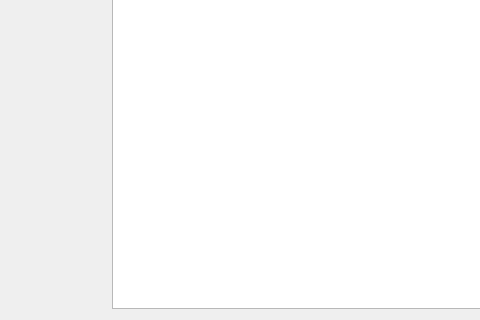
Old version of the form offlinecontrol.ui in the repository lianglunfei/Robot2020-QT; both pictures show x 0 to 480 and y 159 to 479 of the 1329 by 479 pixel window.
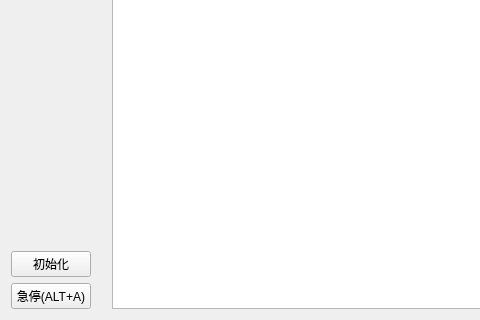
New version of the form. Icons and pictures are not drawn. Custom widgets are drawn as their Qt base class.

```diff
--- a/offlinecontrol.ui
+++ b/offlinecontrol.ui
@@ -51,6 +51,20 @@
        </property>
       </spacer>
      </item>
+     <item>
+      <widget class="QPushButton" name="initDriverPushButton">
+       <property name="text">
+        <string>初始化</string>
+       </property>
+      </widget>
+     </item>
+     <item>
+      <widget class="QPushButton" name="emergencyStopPushButton">
+       <property name="text">
+        <string>急停(ALT+A)</string>
+       </property>
+      </widget>
+     </item>
     </layout>
    </item>
    <item>
```
